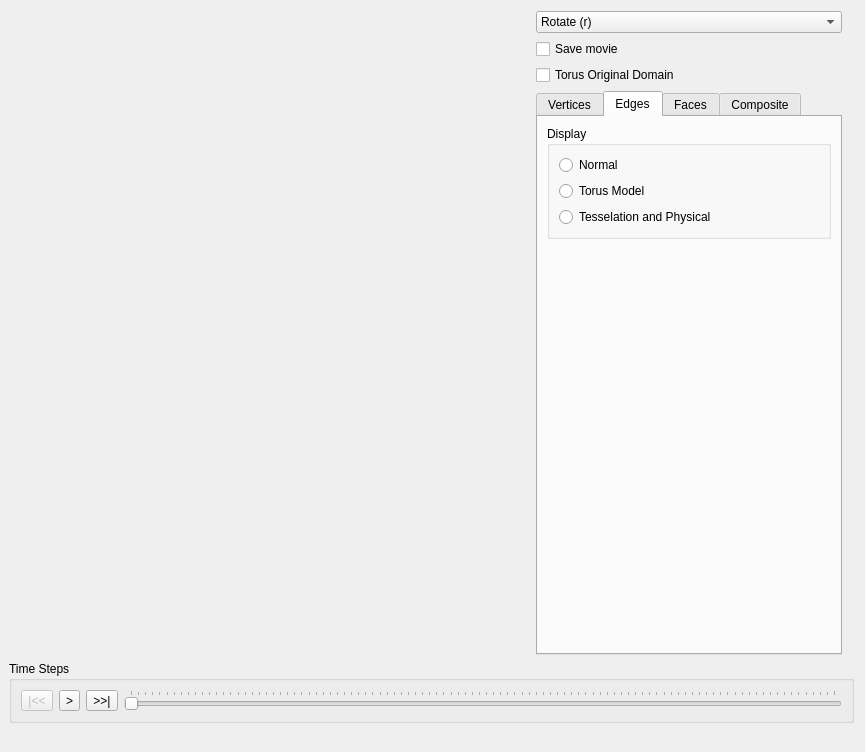
The window that Window.ui (danlipsa/foamvis) describes before a commit, drawn with Qt 5.
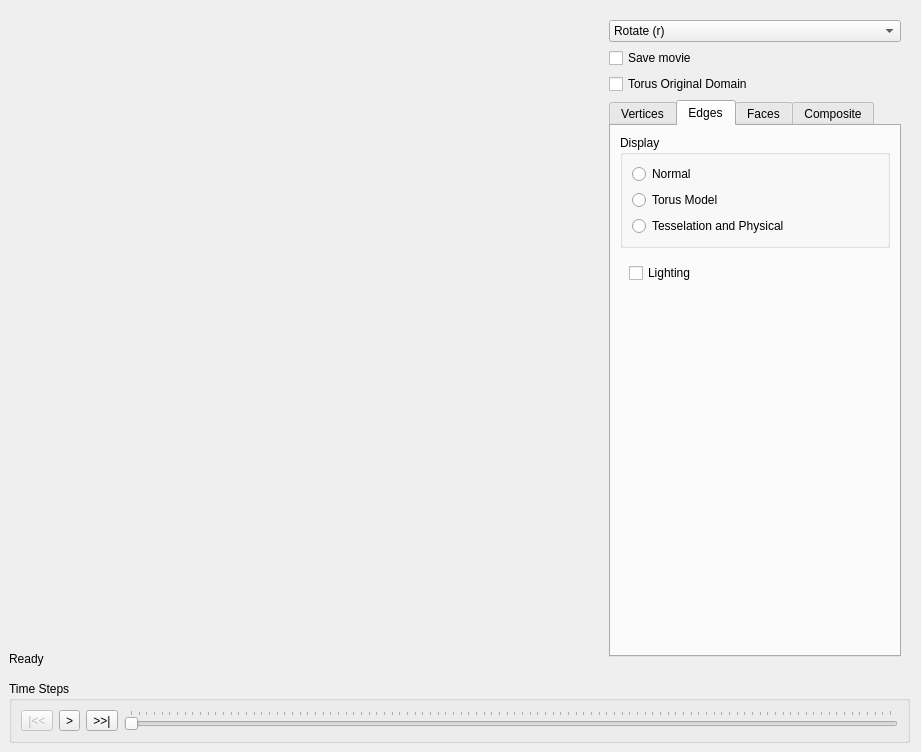
The same window after the commit. The open tabs and pages were chosen to show the change. Custom widgets are drawn as their Qt base class.

```diff
--- a/Window.ui
+++ b/Window.ui
@@ -6,7 +6,7 @@
    <rect>
     <x>0</x>
     <y>0</y>
-    <width>865</width>
+    <width>921</width>
     <height>752</height>
    </rect>
   </property>
@@ -22,27 +22,98 @@
   <property name="windowTitle">
    <string>Foam</string>
   </property>
-  <layout class="QGridLayout" name="gridLayout" rowstretch="0,0,0,0" rowminimumheight="0,0,0,0" columnminimumwidth="0,300,0,0,0">
+  <layout class="QVBoxLayout" name="verticalLayout_15">
    <property name="leftMargin">
     <number>9</number>
    </property>
    <property name="bottomMargin">
     <number>9</number>
    </property>
-   <property name="horizontalSpacing">
+   <item>
+    <widget class="QWidget" name="widgetDisplayOptions" native="true">
+     <property name="minimumSize">
+      <size>
+       <width>0</width>
+       <height>0</height>
+      </size>
+     </property>
+     <layout class="QHBoxLayout" name="horizontalLayout_3" stretch="1,0">
+      <property name="sizeConstraint">
+       <enum>QLayout::SetDefaultConstraint</enum>
+      </property>
+      <property name="leftMargin">
+       <number>0</number>
+      </property>
+      <property name="topMargin">
+       <number>0</number>
+      </property>
+      <property name="rightMargin">
+       <number>0</number>
+      </property>
+      <property name="bottomMargin">
+       <number>9</number>
+      </property>
+      <item>
+       <widget class="QWidget" name="widgetDisplay" native="true">
+        <property name="sizePolicy">
+         <sizepolicy hsizetype="Preferred" vsizetype="Preferred">
+          <horstretch>0</horstretch>
+          <verstretch>0</verstretch>
+         </sizepolicy>
+        </property>
+        <property name="minimumSize">
+         <size>
+          <width>512</width>
+          <height>512</height>
+         </size>
+        </property>
+        <layout class="QVBoxLayout" name="verticalLayout_14">
+         <property name="spacing">
     <number>6</number>
    </property>
-   <item row="0" column="0">
-    <widget class="GLWidget" name="m_glWidget" native="true">
+         <property name="margin">
+          <number>0</number>
+         </property>
+         <item>
+          <widget class="GLWidget" name="widgetGl" native="true">
      <property name="sizePolicy">
       <sizepolicy hsizetype="MinimumExpanding" vsizetype="MinimumExpanding">
        <horstretch>0</horstretch>
        <verstretch>0</verstretch>
       </sizepolicy>
      </property>
-    </widget>
-   </item>
-   <item row="0" column="1" colspan="2">
+           <property name="minimumSize">
+            <size>
+             <width>0</width>
+             <height>0</height>
+            </size>
+           </property>
+          </widget>
+         </item>
+         <item>
+          <widget class="QLabel" name="labelStatus">
+           <property name="minimumSize">
+            <size>
+             <width>0</width>
+             <height>0</height>
+            </size>
+           </property>
+           <property name="text">
+            <string>Ready</string>
+           </property>
+          </widget>
+         </item>
+        </layout>
+       </widget>
+      </item>
+      <item>
+       <widget class="QWidget" name="widgetOptions" native="true">
+        <property name="minimumSize">
+         <size>
+          <width>310</width>
+          <height>0</height>
+         </size>
+        </property>
     <layout class="QVBoxLayout" name="verticalLayout_20">
      <property name="sizeConstraint">
       <enum>QLayout::SetDefaultConstraint</enum>
@@ -87,6 +158,12 @@
      </item>
      <item>
       <widget class="QTabWidget" name="tabWidget">
+           <property name="minimumSize">
+            <size>
+             <width>0</width>
+             <height>0</height>
+            </size>
+           </property>
        <property name="currentIndex">
         <number>0</number>
        </property>
@@ -310,8 +387,33 @@
          <item>
           <widget class="QStackedWidget" name="stackedWidgetEdges">
            <property name="currentIndex">
-            <number>1</number>
-           </property>
+                <number>0</number>
+               </property>
+               <widget class="QWidget" name="pageEdgesEmpty"/>
+               <widget class="QWidget" name="pageEdgesTorus">
+                <layout class="QVBoxLayout" name="verticalLayout_17">
+                 <item>
+                  <widget class="QCheckBox" name="checkBox">
+                   <property name="text">
+                    <string>Lighting</string>
+                   </property>
+                  </widget>
+                 </item>
+                 <item>
+                  <spacer name="verticalSpacer_2">
+                   <property name="orientation">
+                    <enum>Qt::Vertical</enum>
+                   </property>
+                   <property name="sizeHint" stdset="0">
+                    <size>
+                     <width>20</width>
+                     <height>40</height>
+                    </size>
+                   </property>
+                  </spacer>
+                 </item>
+                </layout>
+               </widget>
            <widget class="QWidget" name="pageEdgesPhysical">
             <layout class="QVBoxLayout" name="verticalLayout_3">
              <property name="leftMargin">
@@ -515,9 +617,13 @@
       </widget>
      </item>
     </layout>
-   </item>
-   <item row="2" column="0" colspan="5">
-    <widget class="QGroupBox" name="movieGroupBox">
+       </widget>
+      </item>
+     </layout>
+    </widget>
+   </item>
+   <item>
+    <widget class="QGroupBox" name="groupBoxMovie">
      <property name="title">
       <string>Time Steps</string>
      </property>
@@ -571,13 +677,6 @@
      </layout>
     </widget>
    </item>
-   <item row="3" column="0" colspan="5">
-    <widget class="QLabel" name="labelStatus">
-     <property name="text">
-      <string/>
-     </property>
-    </widget>
-   </item>
   </layout>
  </widget>
  <customwidgets>
```
Left out of the diff: 315 changed lines with no effect on the pictures. Lines whose indentation alone changed are shown as unchanged.
